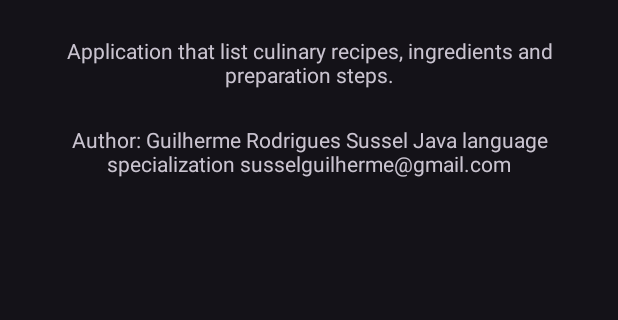
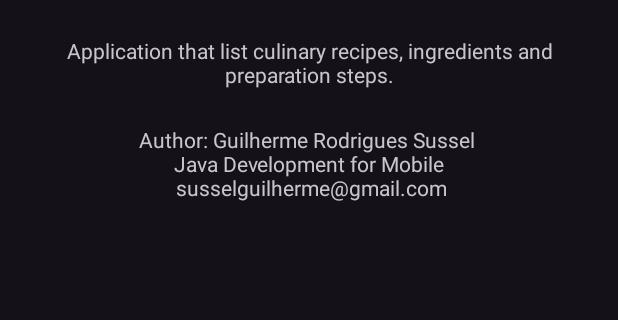
Before and after one commit to guisussel/amigo-do-prato, an Android app: the SobreActivity screen opened directly, with no data from a screen before it, on a phone screen of 412 x 824 dp, the part 440-760 px from its top. Run offline under Robolectric (Android 15) with nearby library versions, the phone set to English and light mode, and no system bars.

Commit message:
entrega final

```diff
--- a/app/src/main/res/values/strings.xml
+++ b/app/src/main/res/values/strings.xml
@@ -29,7 +29,7 @@
     <string name="e_de_nivel">" is a level "</string>
     <string name="a_receita">"The recipe  "</string>
     <string name="sobre_objetivo">Application that list culinary recipes, ingredients and preparation steps.</string>
-    <string name="autor">Author: Guilherme Rodrigues Sussel  Java language specialization   susselguilherme@gmail.com</string>
+    <string name="autor">Author: Guilherme Rodrigues Sussel \n Java Development for Mobile \n susselguilherme@gmail.com</string>
     <string name="adicionar">Add</string>
     <string name="sobre">About</string>
     <string name="minutos">minutes</string>
```
Also changed, not shown: 2 other files.
